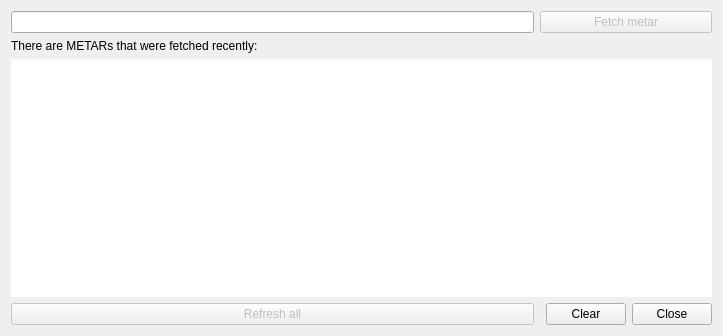
The window that source/ui/windows/metarswindow.ui (Vatsinator/vatsinator-legacy) describes before a commit, drawn with Qt 5.
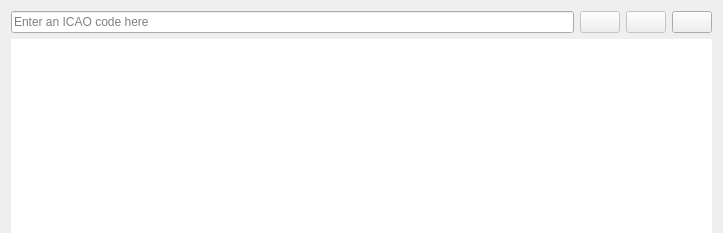
The same window after the commit. Icons and pictures are not drawn. Custom widgets are drawn as their Qt base class.

Commit message: Redesign MetarsWindow

Patch:
```diff
--- a/source/ui/windows/metarswindow.ui
+++ b/source/ui/windows/metarswindow.ui
@@ -10,9 +10,15 @@
     <x>0</x>
     <y>0</y>
     <width>723</width>
-    <height>336</height>
+    <height>233</height>
    </rect>
   </property>
+  <property name="sizePolicy">
+   <sizepolicy hsizetype="Preferred" vsizetype="MinimumExpanding">
+    <horstretch>0</horstretch>
+    <verstretch>0</verstretch>
+   </sizepolicy>
+  </property>
   <property name="windowTitle">
    <string>METARs</string>
   </property>
@@ -20,49 +26,29 @@
    <iconset resource="../resources/imgs.qrc">
     <normaloff>:/mainIcon/icon.png</normaloff>:/mainIcon/icon.png</iconset>
   </property>
-  <layout class="QGridLayout" name="gridLayout">
-   <item row="0" column="0">
-    <widget class="QLineEdit" name="MetarICAO">
+  <layout class="QVBoxLayout" name="verticalLayout">
+   <property name="bottomMargin">
+    <number>0</number>
+   </property>
+   <item>
+    <layout class="QHBoxLayout" name="horizontalLayout">
+     <item>
+      <widget class="QLineEdit" name="MetarIcaoEdit">
      <property name="toolTip">
       <string>Type airport ICAO code here to fetch METAR</string>
      </property>
+       <property name="inputMask">
+        <string notr="true">NNNN</string>
+       </property>
      <property name="maxLength">
       <number>4</number>
      </property>
-    </widget>
-   </item>
-   <item row="1" column="0">
-    <widget class="QLabel" name="TopLabel">
-     <property name="text">
-      <string>There are METARs that were fetched recently:</string>
+       <property name="placeholderText">
+        <string>Enter an ICAO code here</string>
      </property>
     </widget>
    </item>
-   <item row="3" column="2">
-    <widget class="QPushButton" name="ClearButton">
-     <property name="text">
-      <string>   Clear   </string>
-     </property>
-    </widget>
-   </item>
-   <item row="3" column="0">
-    <widget class="QPushButton" name="RefreshAllButton">
-     <property name="enabled">
-      <bool>false</bool>
-     </property>
-     <property name="text">
-      <string>Refresh all</string>
-     </property>
-    </widget>
-   </item>
-   <item row="3" column="3">
-    <widget class="QPushButton" name="CloseButton">
-     <property name="text">
-      <string>   Close   </string>
-     </property>
-    </widget>
-   </item>
-   <item row="0" column="1" colspan="3">
+     <item>
     <widget class="QPushButton" name="FetchButton">
      <property name="enabled">
       <bool>false</bool>
@@ -71,7 +57,11 @@
       <bool>false</bool>
      </property>
      <property name="text">
-      <string>Fetch metar</string>
+        <string/>
+       </property>
+       <property name="icon">
+        <iconset resource="../resources/imgs.qrc">
+         <normaloff>:/uiIcons/download.png</normaloff>:/uiIcons/download.png</iconset>
      </property>
      <property name="shortcut">
       <string>Return</string>
@@ -84,21 +74,70 @@
      </property>
     </widget>
    </item>
-   <item row="2" column="0" colspan="4">
-    <widget class="QListView" name="MetarsDisplay">
+     <item>
+      <widget class="QPushButton" name="RefreshAllButton">
+       <property name="enabled">
+        <bool>false</bool>
+       </property>
+       <property name="toolTip">
+        <string>Refresh all</string>
+       </property>
+       <property name="icon">
+        <iconset resource="../resources/imgs.qrc">
+         <normaloff>:/uiIcons/refresh.png</normaloff>:/uiIcons/refresh.png</iconset>
+       </property>
+      </widget>
+     </item>
+     <item>
+      <widget class="QPushButton" name="ClearButton">
+       <property name="toolTip">
+        <string>Clear</string>
+       </property>
+       <property name="icon">
+        <iconset resource="../resources/imgs.qrc">
+         <normaloff>:/uiIcons/delete.png</normaloff>:/uiIcons/delete.png</iconset>
+       </property>
+      </widget>
+     </item>
+    </layout>
+   </item>
+   <item>
+    <widget class="ResizableListView" name="MetarListView">
      <property name="enabled">
       <bool>true</bool>
      </property>
+     <property name="sizePolicy">
+      <sizepolicy hsizetype="Preferred" vsizetype="MinimumExpanding">
+       <horstretch>0</horstretch>
+       <verstretch>0</verstretch>
+      </sizepolicy>
+     </property>
      <property name="frameShape">
       <enum>QFrame::NoFrame</enum>
      </property>
+     <property name="frameShadow">
+      <enum>QFrame::Plain</enum>
+     </property>
      <property name="editTriggers">
-      <set>QAbstractItemView::CurrentChanged|QAbstractItemView::SelectedClicked</set>
+      <set>QAbstractItemView::NoEditTriggers</set>
+     </property>
+     <property name="showDropIndicator" stdset="0">
+      <bool>false</bool>
+     </property>
+     <property name="alternatingRowColors">
+      <bool>true</bool>
      </property>
     </widget>
    </item>
   </layout>
  </widget>
+ <customwidgets>
+  <customwidget>
+   <class>ResizableListView</class>
+   <extends>QListView</extends>
+   <header>ui/views/resizablelistview.h</header>
+  </customwidget>
+ </customwidgets>
  <resources>
   <include location="../resources/imgs.qrc"/>
  </resources>
```
Left out of the diff: 27 changed lines with no effect on the pictures. Lines whose indentation alone changed are shown as unchanged. The commit also changes 9 other files.
